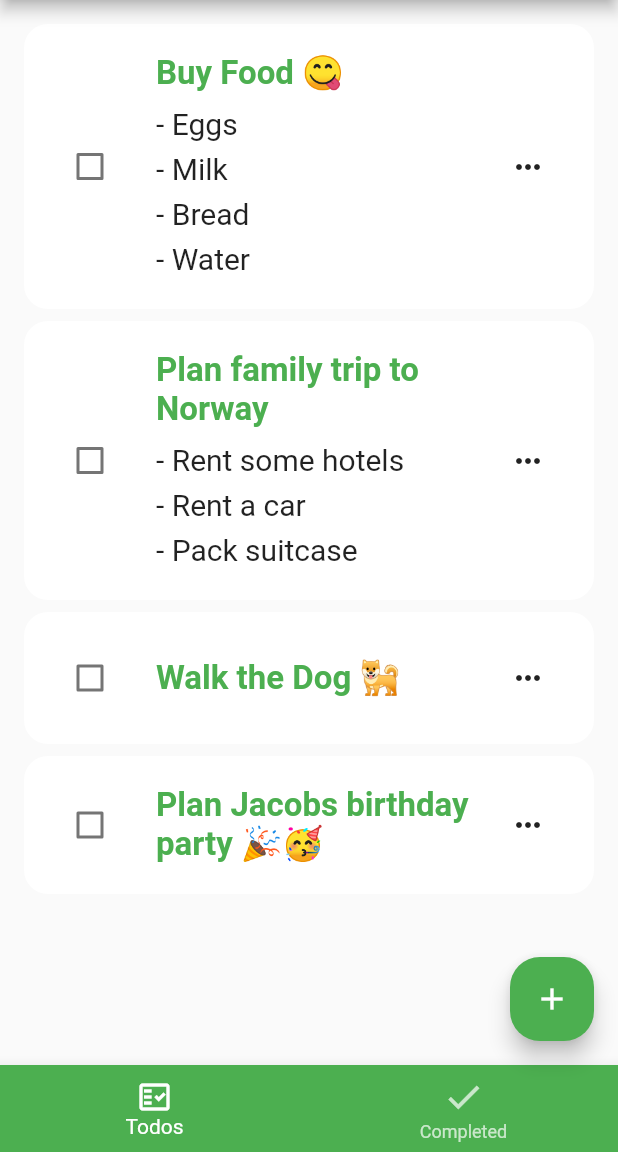
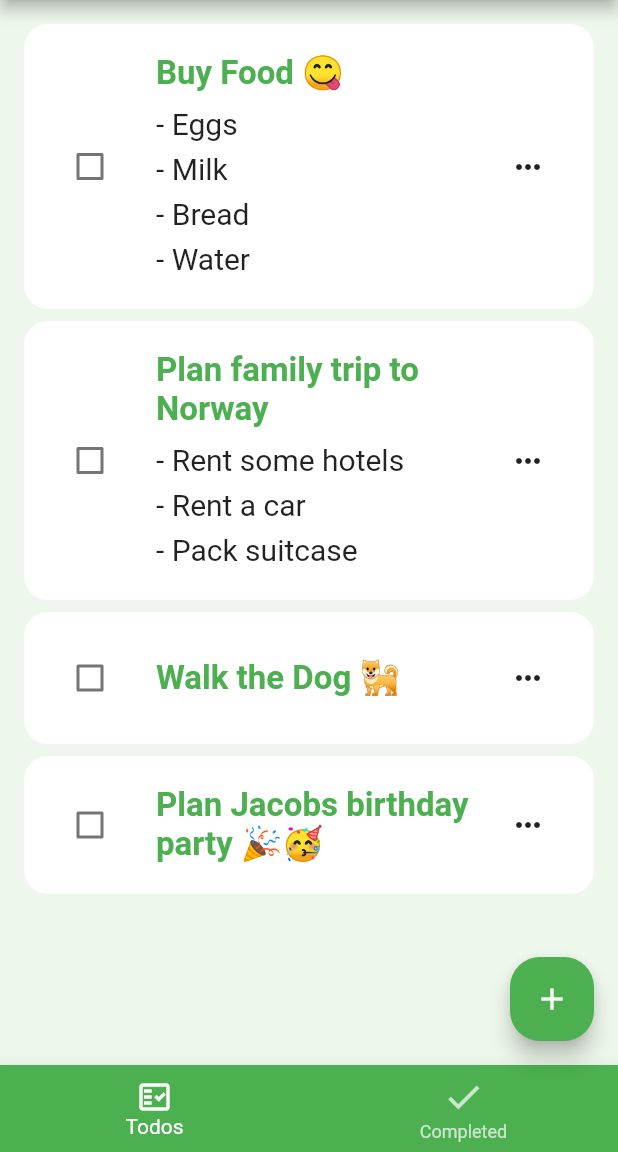
Before and after one commit to JoelV1234/smart-bin, a Flutter app: the screen it shows after launch, in the side drawer, after a tap on the "keyboard control" icon, on a phone screen of 412 x 824 dp, the part 84-1236 px from its top. Run offline on Flutter 3.47's test engine with Material 2 defaults, Android fonts, the phone set to English and light mode, and no system bars; our stand-ins replace equatable, firebase_core; accounts and stored records are empty.

Commit message:
third commit

```diff
--- /dev/null
+++ b/lib/globals/config.dart
@@ -0,0 +1 @@
+final garbageBagUrl = Uri.parse('https://a.co/d/4KEFAwY');
--- /dev/null
+++ b/lib/layout/custom_drawer.dart
@@ -0,0 +1,40 @@
+import 'package:flutter/material.dart';
+import 'package:smartbin/layout/drawer_tabs.dart';
+import 'package:smartbin/layout/layout.dart';
+
+class CustomDrawer extends StatefulWidget {
+  final TabController tabController;
+  const CustomDrawer({ Key? key,
+    required this.tabController
+  }) : super(key: key);
+
+  @override
+  CustomDrawerState createState() => CustomDrawerState();
+}
+
+class CustomDrawerState extends State<CustomDrawer> {
+
+  void navigateTo(int tabIndex) {
+    widget.tabController.animateTo(tabIndex);
+    LayoutState.layoutKey.currentState?.closeDrawer();
+  }
+
+  @override
+  Widget build(BuildContext context) {
+
+    return Drawer(
+      child: ListView(
+        children: <Widget>[
+          const SizedBox(height: 60),
+        ] + DrawerTabs.pageTabs.map((tab) => ListTile(
+            leading: Icon(tab.icon),
+            title: Text(tab.title),
+            onTap: () => navigateTo(tab.index)
+          )).toList()
+        + [
+
+        ],
+      ),
+    );
+  }
+}
--- /dev/null
+++ b/lib/layout/drawer_tabs.dart
@@ -0,0 +1,47 @@
+// ignore_for_file: must_be_immutable
+
+import 'package:equatable/equatable.dart';
+import 'package:flutter/material.dart';
+import 'package:smartbin/pages/device_page.dart';
+import 'package:smartbin/pages/grocery_list_page.dart';
+
+class DrawerTabs {
+  static List<Widget> tabPages = pageTabs.map((pageTab) => pageTab.page).toList();
+
+  static List<PageTab> pageTabs = [
+    groceryPageTab,
+    devicePageTab
+  ]..sort((a,b) => a.index.compareTo(b.index));
+
+
+  static PageTab groceryPageTab = PageTab(
+    page: const GroceryListPage(),
+    icon: Icons.list,
+    title: 'Grocery list',
+    index: 0
+  );
+
+  static PageTab devicePageTab = PageTab(
+    page: const DevicePage(),
+    icon: Icons.developer_board,
+    title: 'Device',
+    index: 1
+  );
+}
+
+
+class PageTab extends Equatable{
+  Widget page;
+  IconData icon;
+  String title;
+  int index;
+  PageTab({
+    required this.page,
+    required this.icon,
+    required this.title,
+    required this.index
+  });
+
+  @override
+  List<Object> get props => [index];
+}
--- a/lib/layout/layout.dart
+++ b/lib/layout/layout.dart
@@ -1,13 +1,48 @@
 import 'package:flutter/material.dart';
-import 'package:smartbin/pages/home_page.dart';
+import 'package:smartbin/layout/custom_drawer.dart';
+import 'package:smartbin/layout/drawer_tabs.dart';
 
-class Layout extends StatelessWidget {
+class Layout extends StatefulWidget {
   const Layout({Key? key}) : super(key: key);
 
   @override
+  State<Layout> createState() => LayoutState();
+}
+
+class LayoutState extends State<Layout> with TickerProviderStateMixin {
+
+
+  late TabController tabController;
+  static late GlobalKey<ScaffoldState> layoutKey;
+
+  @override
+  void initState() {
+    super.initState();
+    layoutKey = GlobalKey();
+    tabController = TabController(
+      length: DrawerTabs.tabPages.length,
+      vsync: this
+    );
+  }
+
+  @override
+  void dispose() {
+    layoutKey.currentState?.dispose();
+    tabController.dispose();
+    super.dispose();
+  }
+
+  @override
   Widget build(BuildContext context) {
-    return const Scaffold(
-      body: HomePage(),
+    return Scaffold(
+      key: layoutKey,
+      drawer: CustomDrawer(
+        tabController: tabController,
+      ),
+      body: TabBarView(
+        controller: tabController,
+        children: DrawerTabs.tabPages,
+      ),
     );
   }
 }
--- a/lib/main.dart
+++ b/lib/main.dart
@@ -1,10 +1,17 @@
+import 'package:firebase_core/firebase_core.dart';
 import 'package:flutter/material.dart';
 import 'package:provider/provider.dart';
+import 'package:smartbin/firebase_options.dart';
 import 'package:smartbin/layout/layout.dart';
+import 'package:smartbin/providers/device_provider.dart';
 import 'package:smartbin/providers/todos_provider.dart';
 
 
-void main() {
+void main() async {
+  WidgetsFlutterBinding.ensureInitialized();
+  await Firebase.initializeApp(
+    options: DefaultFirebaseOptions.currentPlatform,
+  );
   runApp(const MyApp());
 }
 
@@ -14,8 +21,15 @@ class MyApp extends StatelessWidget {
   // This widget is the root of your application.
   @override
   Widget build(BuildContext context) {
-    return ChangeNotifierProvider(
-      create: (context) => TodosProvider(),
+    return MultiProvider(
+      providers: [
+        ChangeNotifierProvider(
+          create: (context) => TodosProvider()
+        ),
+        ChangeNotifierProvider(
+          create: (context) => DeviceProvider()
+        ),
+      ],
       child: MaterialApp(
         title: 'Smart bin app',
         theme: ThemeData(
--- a/lib/pages/home_page.dart
+++ b/lib/pages/grocery_list_page.dart
@@ -4,14 +4,14 @@ import 'package:smartbin/widgets/add_todo_dialog_widget.dart';
 import 'package:smartbin/widgets/app_page.dart';
 import 'package:smartbin/widgets/todo_list_widget.dart';
 
-class HomePage extends StatefulWidget {
-  const HomePage({Key? key}) : super(key: key);
+class GroceryListPage extends StatefulWidget {
+  const GroceryListPage({Key? key}) : super(key: key);
 
   @override
-  HomePageState createState() => HomePageState();
+  GroceryListPageState createState() => GroceryListPageState();
 }
 
-class HomePageState extends State<HomePage> {
+class GroceryListPageState extends State<GroceryListPage> {
   int selectedIndex = 0;
 
   @override
--- /dev/null
+++ b/lib/providers/device_provider.dart
@@ -0,0 +1,16 @@
+import 'package:flutter/material.dart';
+
+class DeviceProvider extends ChangeNotifier {
+  double remainingHeight;
+  double? batteryPercentage;
+  double garbageBinHeight;
+
+  double fullPercentage() {
+    return (garbageBinHeight - remainingHeight) / garbageBinHeight;
+  }
+
+  DeviceProvider(
+      {this.remainingHeight = 0,
+      this.batteryPercentage = 0,
+      this.garbageBinHeight = 0});
+}
--- a/lib/widgets/app_page.dart
+++ b/lib/widgets/app_page.dart
@@ -1,7 +1,7 @@
 // ignore_for_file: annotate_overrides, overridden_fields
 
 import 'package:flutter/material.dart';
-import 'package:smartbin/widgets/custom_drawer.dart';
+import 'package:smartbin/layout/layout.dart';
 
 class AppPage extends Scaffold {
   final String title;
@@ -18,16 +18,18 @@ class AppPage extends Scaffold {
     this.floatingActionButton,
     this.customBottomNavigationBar,
   }) : super(
-
     key: key,
+    backgroundColor: const Color.fromARGB(255, 237, 247, 235),
     bottomNavigationBar: customBottomNavigationBar,
     appBar: AppBar(
         title: Text(title),
         actions: actions,
-        leading: leading,
+        leading: IconButton(
+          onPressed: () => LayoutState.layoutKey.currentState?.openDrawer(),
+          icon: const Icon(Icons.menu)
+        ),
     ),
     body: body,
-    drawer: const CustomDrawer(),
     floatingActionButton: floatingActionButton
   );
 }
--- a/lib/widgets/custom_drawer.dart
+++ /dev/null
@@ -1,36 +0,0 @@
-import 'package:flutter/material.dart';
-
-class CustomDrawer extends StatefulWidget {
-  const CustomDrawer({ Key? key }) : super(key: key);
-
-  @override
-  CustomDrawerState createState() => CustomDrawerState();
-}
-
-class CustomDrawerState extends State<CustomDrawer> {
-  @override
-  Widget build(BuildContext context) {
-    return Drawer(
-      child: ListView(
-        children: [
-          const SizedBox(height: 60),
-          ListTile(
-            leading: const Icon(Icons.list),
-            title: const Text('Grocery List'),
-            onTap: () {}
-          ),
-          ListTile(
-            leading: const Icon(Icons.home),
-            title: const Text('Home'),
-            onTap: () {}
-          ),
-          ListTile(
-            leading: const Icon(Icons.delete),
-            title: const Text('Waste goals'),
-            onTap: () {}
-          ),
-        ],
-      ),
-    );
-  }
-}
--- a/pubspec.yaml
+++ b/pubspec.yaml
@@ -38,6 +38,9 @@ dependencies:
   flutter_slidable: ^2.0.0
   uuid: ^3.0.7
   equatable: ^2.0.5
+  url_launcher: ^6.1.7
+  firebase_core: ^2.4.1
+  cloud_firestore: ^4.3.1
 
 dev_dependencies:
   flutter_test:
```
Also changed, not shown: lib/pages/device_page.dart (added, +29 -0 lines), lib/widgets/custom_text.dart (added, +26 -0 lines), lib/widgets/device_stat_grid/device_stat_card.dart (added, +25 -0 lines), lib/widgets/device_stat_grid/device_stat_grid.dart (added, +41 -0 lines), lib/widgets/edit_todo_dialog_widget.dart (+6 -3 lines), test.dart (added, +25 -0 lines), lib/firebase_options.dart (added), package-lock.json (added), pubspec.lock, 12 other files.
